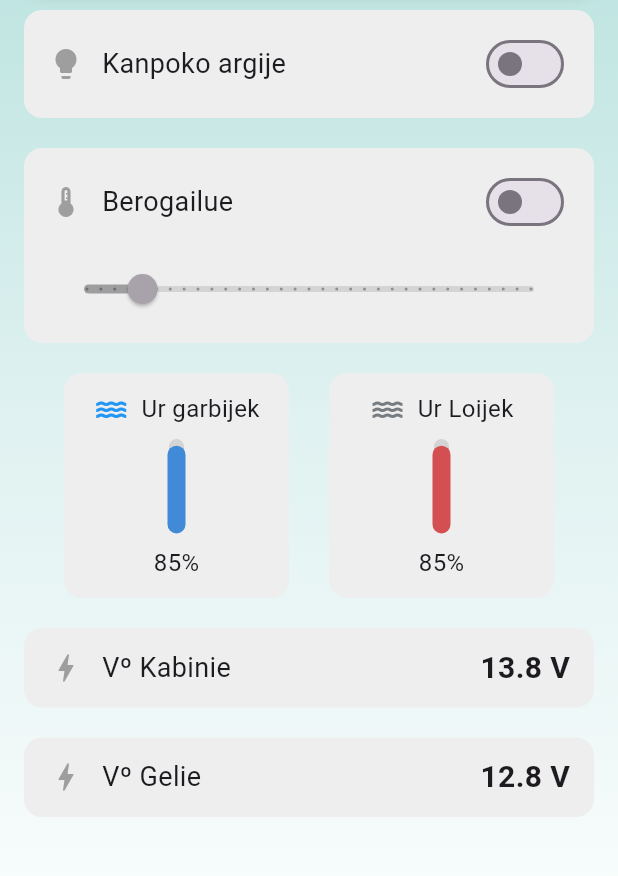
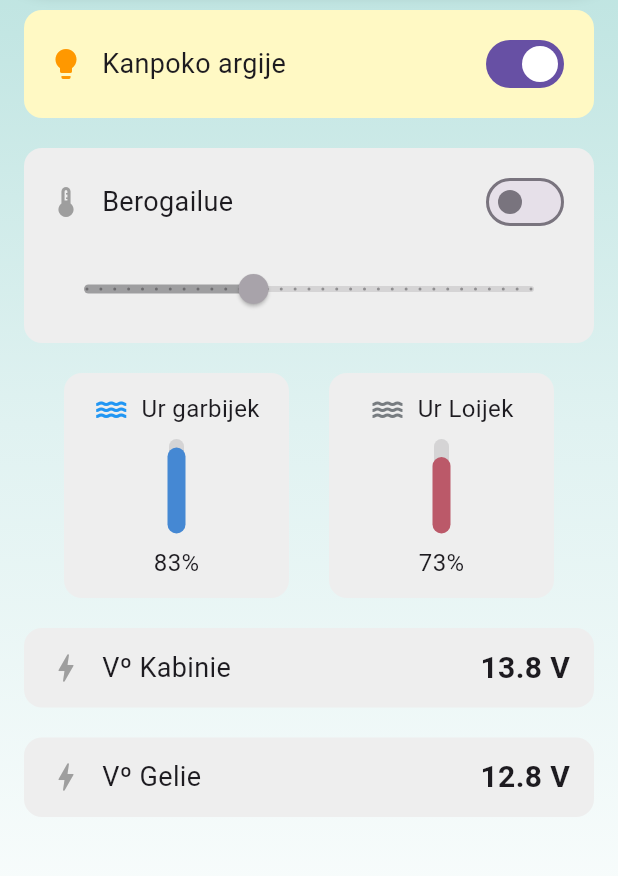
Before and after one commit to perikobermio/iratxo, a Flutter app: the screen it shows after launch, on a phone screen of 412 x 824 dp, the part 194-1070 px from its top. Run offline on Flutter 3.47's test engine with Material 3 defaults, Android fonts, the light colour scheme and no system bars.

Commit message:
datuek async

```diff
--- a/lib/home.dart
+++ b/lib/home.dart
@@ -7,7 +7,9 @@ import 'verticalStaticSlide.dart';
 import 'infoWidget.dart';
 
 class Home extends StatelessWidget {
-  const Home({super.key});
+  final Map<String, dynamic> data;
+
+  const Home({super.key, required this.data});
 
   @override
   Widget build(BuildContext context) {
@@ -75,31 +77,26 @@ class Home extends StatelessWidget {
                 ),
             ),
             // Main content
-            const Expanded(
+            Expanded(
               child: Padding(
-                padding: EdgeInsets.all(16),
+                padding: const EdgeInsets.all(16),
                 child: Column(
                   children: [
-                    SwitchWidget(),
-                    SizedBox(height: 20),
-                    HorizontalDinamycSlide(),
-                    SizedBox(height: 20),
+                    SwitchWidget(state: data['out_light']),
+                    const SizedBox(height: 20),
+                    HorizontalDinamycSlide(state: data['hot_state'], value: data['hot_temp'], title: 'Berogailua', icons: Icons.thermostat),
+                    const SizedBox(height: 20),
                     Row(
                       mainAxisAlignment: MainAxisAlignment.spaceEvenly,
                       children: [
-                        VerticalStaticSlide(value: 85, title: 'Ur garbijek'),
-                        VerticalStaticSlide(
-                          value: 85,
-                          title: 'Ur Loijek',
-                          inverted: true,
-                          icon: Icon(Icons.water, color: Color.fromARGB(255, 119, 124, 128)),
-                        ),
+                        VerticalStaticSlide(value: data['water_clean'], title: 'Ur garbijek'),
+                        VerticalStaticSlide(value: data['water_dirt'], title: 'Ur Loijek', inverted: true, icon: const Icon(Icons.water, color: Color.fromARGB(255, 119, 124, 128)),),
                       ],
                     ),
-                    SizedBox(height: 20),
-                    InfoWidget(value: 13.8, title: 'Vº Kabinie', icon: Icon(Icons.bolt, color: Colors.grey)),
-                    SizedBox(height: 20),
-                    InfoWidget(value: 12.8, title: 'Vº Gelie', icon: Icon(Icons.bolt, color: Colors.grey)),
+                    const SizedBox(height: 20),
+                    InfoWidget(value: data['energy_cabine'], title: 'Vº Kabinie', icon: const Icon(Icons.bolt, color: Colors.grey)),
+                    const SizedBox(height: 20),
+                    InfoWidget(value: data['energy_room'], title: 'Vº Gelie', icon: const Icon(Icons.bolt, color: Colors.grey)),
                   ],
                 ),
               ),
--- a/lib/horizontalDinamycSlide.dart
+++ b/lib/horizontalDinamycSlide.dart
@@ -1,15 +1,32 @@
 import 'package:flutter/material.dart';
 
 class HorizontalDinamycSlide extends StatefulWidget {
-  const HorizontalDinamycSlide({super.key});
+  final String title;
+  final IconData icons;
+  final bool state;
+  final double value;
+
+  const HorizontalDinamycSlide({super.key,
+    required this.title,
+    required this.icons,
+    this.state = false,
+    required this.value,
+  });
 
   @override
   State<HorizontalDinamycSlide> createState() => _HorizontalDinamycSlide();
 }
 
 class _HorizontalDinamycSlide extends State<HorizontalDinamycSlide> {
-  bool _state = false;
-  double temperatura = 22.0;
+  late bool _state;
+  late double _value;
+
+  @override
+  void initState() {
+    super.initState();
+    _state = widget.state;
+    _value = widget.value;
+  }
 
   @override
   Widget build(BuildContext context) {
@@ -25,12 +42,12 @@ class _HorizontalDinamycSlide extends State<HorizontalDinamycSlide> {
         children: [
           Row(
             children: [
-              Icon(Icons.thermostat, color: _state ? Colors.orange : Colors.grey),
+              Icon(widget.icons, color: _state ? Colors.orange : Colors.grey),
               const SizedBox(width: 12),
               const Text('Berogailue', style: TextStyle(fontSize: 18)),
               const Spacer(),
               if (_state)
-                Text('${temperatura.toStringAsFixed(1)} °C',
+                Text('${_value.toStringAsFixed(1)} °C',
                   style: const TextStyle(fontSize: 16)),
               Switch(
                 value: _state,
@@ -44,15 +61,15 @@ class _HorizontalDinamycSlide extends State<HorizontalDinamycSlide> {
           ),
           const SizedBox(height: 10),
           Slider(
-            value: temperatura,
+            value: _value,
             min: 18,
             max: 50,
             divisions: 32,
-            label: '${temperatura.toStringAsFixed(1)} °C',
+            label: '${_value.toStringAsFixed(1)} °C',
             onChanged: _state
                 ? (value) {
                     setState(() {
-                      temperatura = value;
+                      _value = value;
                     });
                   }
                 : null,
--- a/lib/main.dart
+++ b/lib/main.dart
@@ -17,7 +17,7 @@ class MiAppCentralita extends StatelessWidget {
         primarySwatch: Colors.teal,
         useMaterial3: true, // diseño moderno
       ),
-      home: const SplashScreen(),
+      home: const Init(),
       debugShowCheckedModeBanner: false,
     );
   }
--- a/lib/switchWidget.dart
+++ b/lib/switchWidget.dart
@@ -1,14 +1,22 @@
 import 'package:flutter/material.dart';
 
 class SwitchWidget extends StatefulWidget {
-  const SwitchWidget({super.key});
+  final bool state;
+
+  const SwitchWidget({super.key, required this.state});
 
   @override
   State<SwitchWidget> createState() => _SwitchWidgetState();
 }
 
 class _SwitchWidgetState extends State<SwitchWidget> {
-  bool _state = false;
+  late bool _state;
+
+  @override
+  void initState() {
+    super.initState();
+    _state = widget.state;
+  }
 
   @override
   Widget build(BuildContext context) {
```
Also changed, not shown: lib/init.dart (+44 -7 lines).
